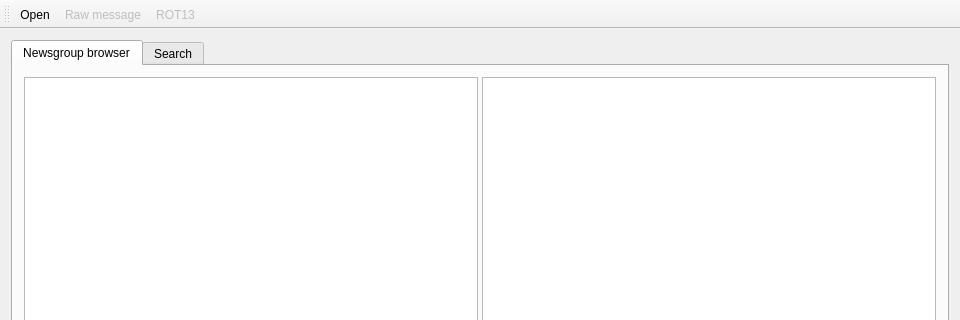
This is browser/browser.ui in wolfpld/usenetarchive as Qt 5 draws it before an edit; both pictures show x 0 to 960 and y 0 to 320 of the 960 by 640 pixel window. The edited form follows.
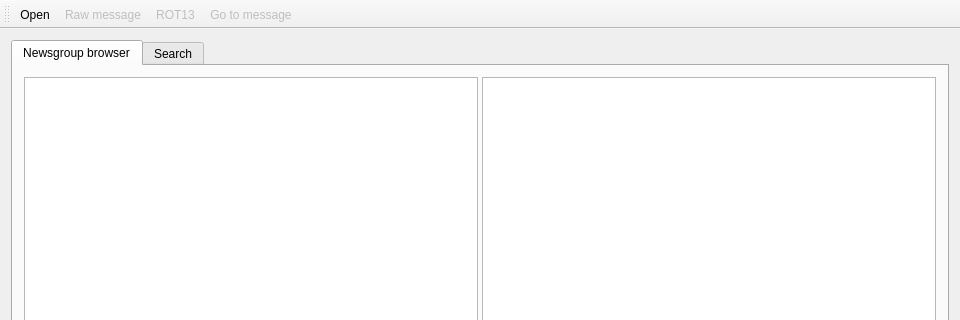
This is the edited form.

Commit message: Add dialogs for going to specific message.

```diff
--- a/browser/browser.ui
+++ b/browser/browser.ui
@@ -173,6 +173,7 @@
    <addaction name="actionOpen"/>
    <addaction name="actionRaw_message"/>
    <addaction name="actionROT13"/>
+   <addaction name="actionGo_to_message"/>
   </widget>
   <widget class="QStatusBar" name="statusBar"/>
   <action name="actionOpen">
@@ -202,6 +203,14 @@
     <string>ROT13</string>
    </property>
   </action>
+  <action name="actionGo_to_message">
+   <property name="enabled">
+    <bool>false</bool>
+   </property>
+   <property name="text">
+    <string>Go to message</string>
+   </property>
+  </action>
  </widget>
  <layoutdefault spacing="6" margin="11"/>
  <resources/>
```
The commit also changes 2 other files.
